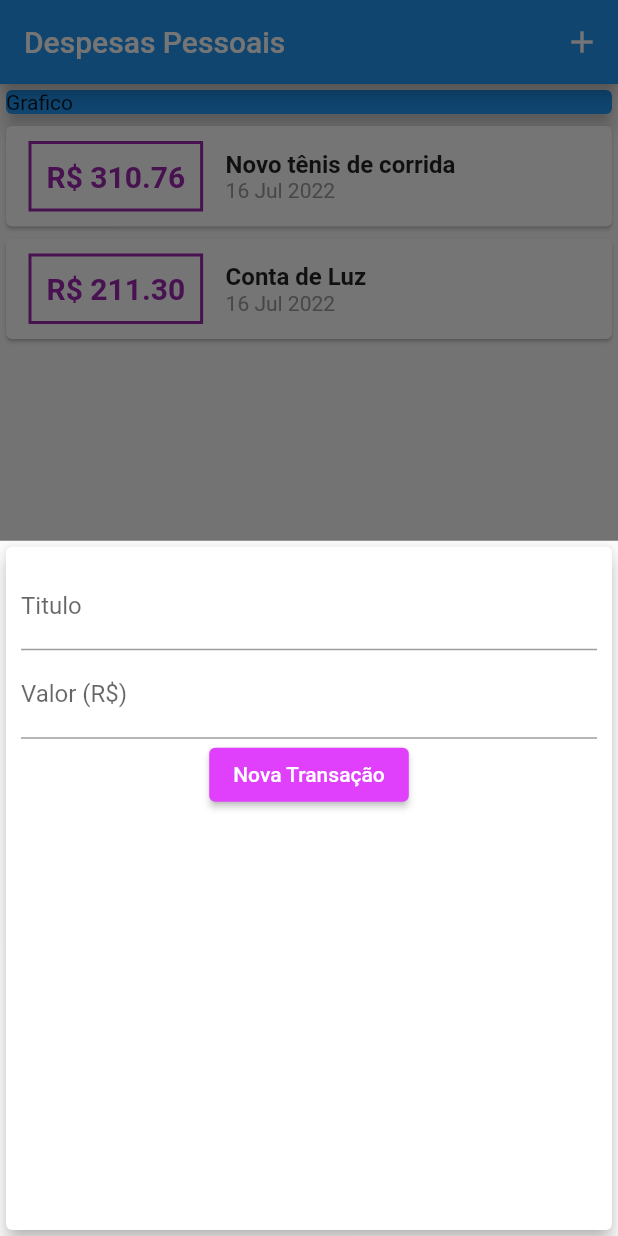
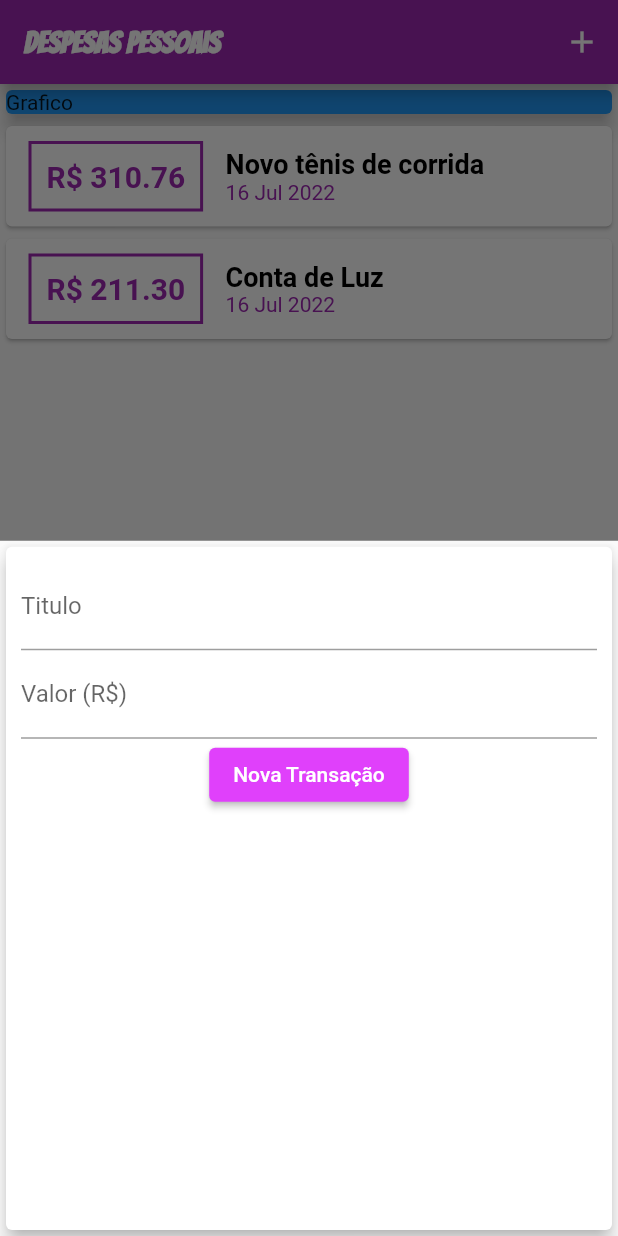
Before and after one commit to LuizRoberto18/ExpensesApp, a Flutter app: the screen it shows after launch, after a tap on the "add" icon, on a phone screen of 412 x 824 dp. Run offline on Flutter 3.47's test engine with Material 2 defaults, Android fonts, the phone set to English and light mode, and no system bars; Roboto replaces fonts that are missing (EduQLDBeginner).

Commit message:
estilizando tema da aplicação e adicionando fonts personalizadas

```diff
--- a/lib/components/transaction_list.dart
+++ b/lib/components/transaction_list.dart
@@ -33,7 +33,7 @@ class TransactionList extends StatelessWidget {
                     style: TextStyle(
                       fontWeight: FontWeight.bold,
                       fontSize: 20,
-                      color: Colors.purple,
+                      color: Theme.of(context).colorScheme.primary,
                     ),
                   ),
                 ),
@@ -42,15 +42,12 @@ class TransactionList extends StatelessWidget {
                   children: [
                     Text(
                       tr.title,
-                      style: TextStyle(
-                        fontWeight: FontWeight.bold,
-                        fontSize: 16,
-                      ),
+                      style: Theme.of(context).textTheme.headline6,
                     ),
                     Text(
                       DateFormat('d MMM y').format(tr.date),
                       style: TextStyle(
-                        color: Colors.grey,
+                        color: Theme.of(context).colorScheme.primary,
                       ),
                     ),
                   ],
--- a/lib/main.dart
+++ b/lib/main.dart
@@ -1,19 +1,41 @@
-import 'package:expenses/components/transaction_form.dart';
 import 'package:flutter/material.dart';
 import 'dart:math';
 import './components/transaction_form.dart';
+import './components/transaction_list.dart';
 import 'models/transaction.dart';
-import './components/transaction_list.dart';
 
 main() => runApp(ExpensesApp());
 
 class ExpensesApp extends StatelessWidget {
-  const ExpensesApp({Key? key}) : super(key: key);
+  final ThemeData tema = ThemeData();
+
+  ExpensesApp({Key? key}) : super(key: key);
 
   @override
   Widget build(BuildContext context) {
     return MaterialApp(
       home: MyHomePage(),
+      theme: tema.copyWith(
+        colorScheme: tema.colorScheme.copyWith(
+          primary: Colors.purple,
+          secondary: Colors.amber,
+        ),
+        textTheme: tema.textTheme.copyWith(
+          headline6: TextStyle(
+            fontFamily: 'EduQLDBeginner',
+            fontSize: 18,
+            fontWeight: FontWeight.bold,
+            color: Colors.black,
+          ),
+        ),
+        appBarTheme: AppBarTheme(
+          titleTextStyle: TextStyle(
+            fontFamily: 'Bangers',
+            fontSize: 20,
+            fontWeight: FontWeight.bold,
+          ),
+        ),
+      ),
     );
   }
 }
@@ -43,7 +65,7 @@ class _MyHomePageState extends State<MyHomePage> {
   _openTransactionFormModal(BuildContext context) {
     showModalBottomSheet(
         context: context,
-        builder: (ctx) {
+        builder: (_) {
           return TransactionForm(_addTransaction);
         });
   }
```
Also changed, not shown: pubspec.yaml (+9 -6 lines), assets/fonts/Bangers-Regular.ttf (added), assets/fonts/EduQLDBeginner-Bold.ttf (added), assets/fonts/EduQLDBeginner-Regular.ttf (added).
